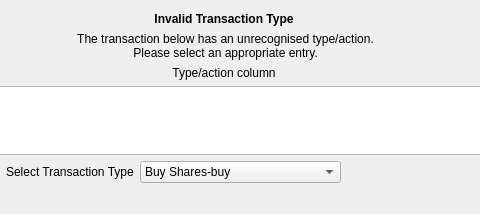
The window that kmymoney/plugins/csvimport/redefinedlgdecl.ui (KDE/kmymoney) describes before a commit, drawn with Qt 5; both pictures show x 173 to 653 and y 0 to 214 of the 794 by 214 pixel window.
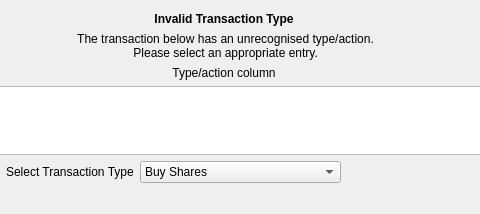
The same window after the commit. Custom widgets are drawn as their Qt base class.

```diff
--- a/kmymoney/plugins/csvimport/redefinedlgdecl.ui
+++ b/kmymoney/plugins/csvimport/redefinedlgdecl.ui
@@ -117,7 +117,7 @@
          </property>
          <item>
           <property name="text">
-           <string comment="description of investment activity" extracomment="don't translate part after '-'">Buy Shares-buy</string>
+           <string comment="description of investment activity" extracomment="don't translate part after '-'">Buy Shares</string>
           </property>
          </item>
          <item>
```
Left out of the diff: 12 changed lines with no effect on the pictures.
